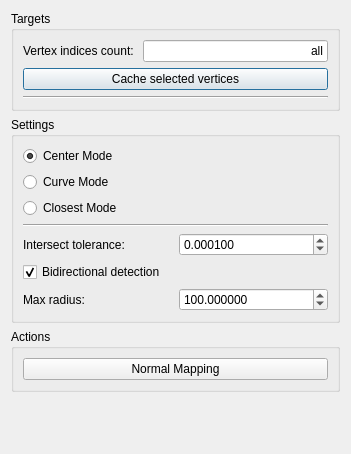
Old version of the form Mesh/UI/noraNormalMappingWidget.ui in the repository AnonCountercurrent/NoraMayaTrivialTools.
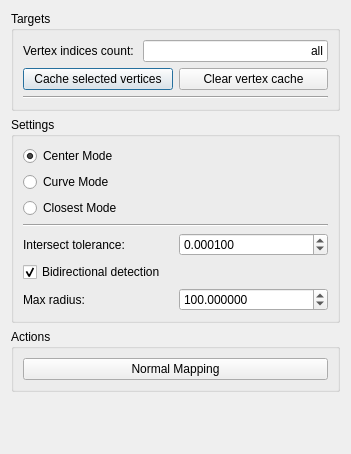
New version of the form.

Commit message: add clear vertex cache button

The edit to the form file:
```diff
--- a/Mesh/UI/noraNormalMappingWidget.ui
+++ b/Mesh/UI/noraNormalMappingWidget.ui
@@ -68,6 +68,13 @@
           </property>
          </widget>
         </item>
+        <item>
+         <widget class="QPushButton" name="clearVertexCachePushButton">
+          <property name="text">
+           <string>Clear vertex cache</string>
+          </property>
+         </widget>
+        </item>
        </layout>
       </item>
       <item>
```
The commit also changes 2 other files.
